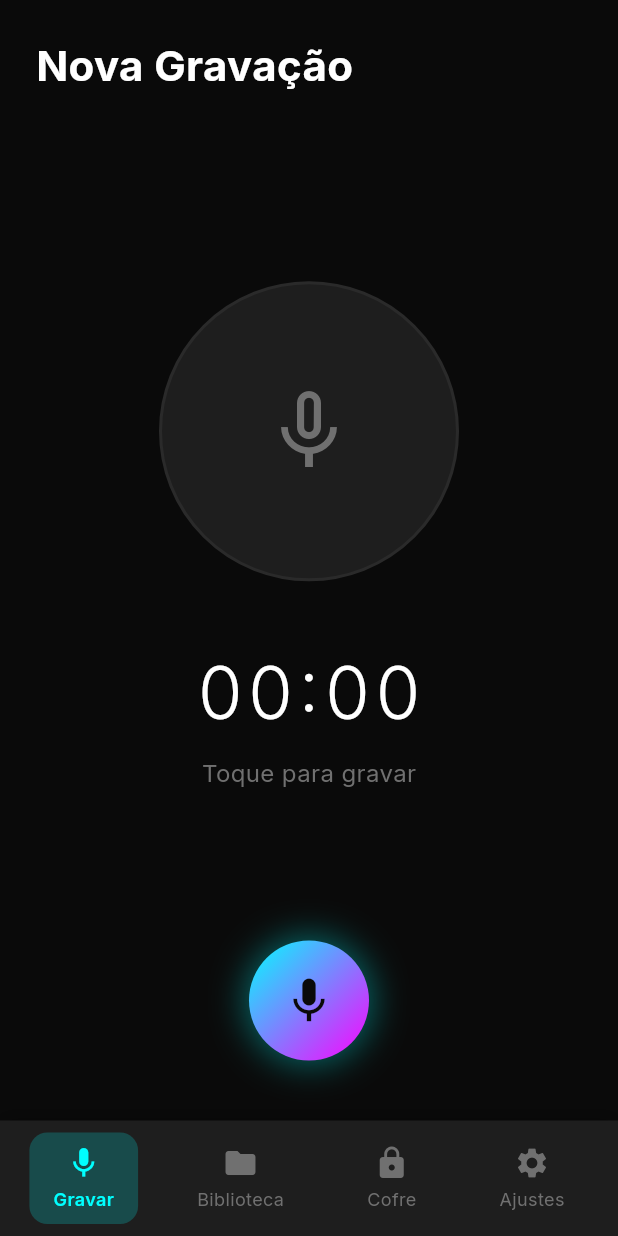
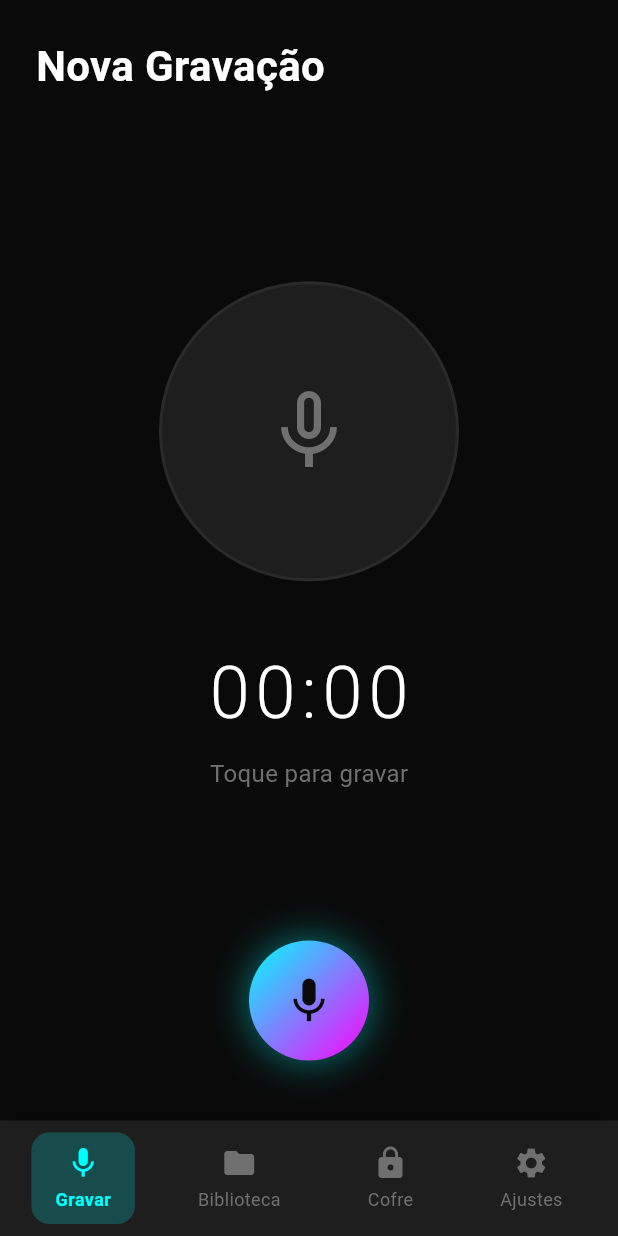
Before and after one commit to Luiqbd/PrivaVoice, a Flutter app: the screen it shows after launch, on a phone screen of 412 x 824 dp. Run offline on Flutter 3.47's test engine with Material 3 defaults, Android fonts, the phone set to English and light mode, and no system bars; our stand-ins replace equatable, flutter_bloc, flutter_secure_storage, get_it, local_auth and 2 more; missing offline and left inert: dart:ffi, encrypt, record; accounts and stored records are empty; statements that could not run were skipped.

Commit message:
fix: Remove google_fonts, use system fonts

```diff
--- a/lib/core/theme/app_theme.dart
+++ b/lib/core/theme/app_theme.dart
@@ -1,11 +1,7 @@
 import 'package:flutter/material.dart';
-import 'package:flutter/services.dart';
-import 'package:google_fonts/google_fonts.dart';
 import 'app_colors.dart';
 
 class AppTheme {
-  AppTheme._();
-
   static ThemeData get darkTheme {
     return ThemeData(
       useMaterial3: true,
@@ -15,139 +11,62 @@ class AppTheme {
       colorScheme: const ColorScheme.dark(
         primary: AppColors.primaryAccent,
         secondary: AppColors.secondaryAccent,
-        tertiary: AppColors.tertiaryAccent,
         surface: AppColors.surface,
-        error: AppColors.error,
-        onPrimary: AppColors.backgroundPrimary,
-        onSecondary: AppColors.backgroundPrimary,
-        onSurface: AppColors.textPrimary,
-        onError: AppColors.textPrimary,
       ),
-      textTheme: _textTheme,
+      fontFamily: 'Roboto',
+      textTheme: const TextTheme(
+        displayLarge: TextStyle(color: AppColors.textPrimary, fontSize: 32, fontWeight: FontWeight.bold),
+        displayMedium: TextStyle(color: AppColors.textPrimary, fontSize: 28, fontWeight: FontWeight.bold),
+        displaySmall: TextStyle(color: AppColors.textPrimary, fontSize: 24, fontWeight: FontWeight.bold),
+        headlineMedium: TextStyle(color: AppColors.textPrimary, fontSize: 20, fontWeight: FontWeight.w600),
+        headlineSmall: TextStyle(color: AppColors.textPrimary, fontSize: 18, fontWeight: FontWeight.w600),
+        titleLarge: TextStyle(color: AppColors.textPrimary, fontSize: 16, fontWeight: FontWeight.w600),
+        titleMedium: TextStyle(color: AppColors.textPrimary, fontSize: 14, fontWeight: FontWeight.w500),
+        bodyLarge: TextStyle(color: AppColors.textSecondary, fontSize: 16),
+        bodyMedium: TextStyle(color: AppColors.textSecondary, fontSize: 14),
+        bodySmall: TextStyle(color: AppColors.textSecondary, fontSize: 12),
+        labelLarge: TextStyle(color: AppColors.textPrimary, fontSize: 14, fontWeight: FontWeight.w500),
+      ),
       appBarTheme: const AppBarTheme(
         backgroundColor: AppColors.backgroundPrimary,
         elevation: 0,
-        systemOverlayStyle: SystemUiOverlayStyle.light,
+        centerTitle: true,
+        iconTheme: IconThemeData(color: AppColors.textPrimary),
         titleTextStyle: TextStyle(
           color: AppColors.textPrimary,
           fontSize: 20,
           fontWeight: FontWeight.bold,
         ),
       ),
-      bottomNavigationBarTheme: const BottomNavigationBarThemeData(
-        backgroundColor: AppColors.backgroundSecondary,
-        selectedItemColor: AppColors.primaryAccent,
-        unselectedItemColor: AppColors.textSecondary,
-        type: BottomNavigationBarType.fixed,
-        elevation: 8,
-      ),
       elevatedButtonTheme: ElevatedButtonThemeData(
         style: ElevatedButton.styleFrom(
           backgroundColor: AppColors.primaryAccent,
-          foregroundColor: AppColors.backgroundPrimary,
-          padding: const EdgeInsets.symmetric(horizontal: 24, vertical: 16),
+          foregroundColor: Colors.white,
           shape: RoundedRectangleBorder(
             borderRadius: BorderRadius.circular(12),
           ),
-          textStyle: GoogleFonts.inter(
-            fontSize: 16,
-            fontWeight: FontWeight.w600,
-          ),
+          padding: const EdgeInsets.symmetric(horizontal: 24, vertical: 12),
         ),
       ),
-      outlinedButtonTheme: OutlinedButtonThemeData(
-        style: OutlinedButton.styleFrom(
-          foregroundColor: AppColors.primaryAccent,
-          side: const BorderSide(color: AppColors.primaryAccent, width: 2),
-          padding: const EdgeInsets.symmetric(horizontal: 24, vertical: 16),
-          shape: RoundedRectangleBorder(
-            borderRadius: BorderRadius.circular(12),
-          ),
+      inputDecorationTheme: InputDecorationTheme(
+        filled: true,
+        fillColor: AppColors.surface,
+        border: OutlineInputBorder(
+          borderRadius: BorderRadius.circular(12),
+          borderSide: BorderSide.none,
         ),
+        hintStyle: const TextStyle(color: AppColors.textTertiary),
       ),
-      cardTheme: CardThemeData(
+      cardTheme: CardTheme(
         color: AppColors.surface,
-        elevation: 4,
         shape: RoundedRectangleBorder(
           borderRadius: BorderRadius.circular(16),
         ),
       ),
-      inputDecorationTheme: InputDecorationTheme(
-        filled: true,
-        fillColor: AppColors.surfaceVariant,
-        border: OutlineInputBorder(
-          borderRadius: BorderRadius.circular(12),
-          borderSide: BorderSide.none,
-        ),
-        focusedBorder: OutlineInputBorder(
-          borderRadius: BorderRadius.circular(12),
-          borderSide: const BorderSide(color: AppColors.primaryAccent, width: 2),
-        ),
-        hintStyle: GoogleFonts.inter(color: AppColors.textTertiary),
-      ),
-      iconTheme: const IconThemeData(
-        color: AppColors.textPrimary,
-      ),
-      dividerTheme: const DividerThemeData(
-        color: AppColors.surfaceVariant,
-        thickness: 1,
-      ),
-    );
-  }
-
-  static TextTheme get _textTheme {
-    return TextTheme(
-      displayLarge: GoogleFonts.inter(
-        fontSize: 32,
-        fontWeight: FontWeight.bold,
-        color: AppColors.textPrimary,
-      ),
-      displayMedium: GoogleFonts.inter(
-        fontSize: 28,
-        fontWeight: FontWeight.bold,
-        color: AppColors.textPrimary,
-      ),
-      displaySmall: GoogleFonts.inter(
-        fontSize: 24,
-        fontWeight: FontWeight.bold,
-        color: AppColors.textPrimary,
-      ),
-      headlineMedium: GoogleFonts.inter(
-        fontSize: 20,
-        fontWeight: FontWeight.w600,
-        color: AppColors.textPrimary,
-      ),
-      headlineSmall: GoogleFonts.inter(
-        fontSize: 18,
-        fontWeight: FontWeight.w600,
-        color: AppColors.textPrimary,
-      ),
-      titleLarge: GoogleFonts.inter(
-        fontSize: 16,
-        fontWeight: FontWeight.w600,
-        color: AppColors.textPrimary,
-      ),
-      titleMedium: GoogleFonts.inter(
-        fontSize: 14,
-        fontWeight: FontWeight.w500,
-        color: AppColors.textPrimary,
-      ),
-      bodyLarge: GoogleFonts.inter(
-        fontSize: 16,
-        color: AppColors.textPrimary,
-      ),
-      bodyMedium: GoogleFonts.inter(
-        fontSize: 14,
-        color: AppColors.textSecondary,
-      ),
-      bodySmall: GoogleFonts.inter(
-        fontSize: 12,
-        color: AppColors.textTertiary,
-      ),
-      labelLarge: GoogleFonts.robotoMono(
-        fontSize: 14,
-        fontWeight: FontWeight.w500,
-        color: AppColors.textPrimary,
+      bottomNavigationBarTheme: const BottomNavigationBarThemeData(
+        backgroundColor: AppColors.surface,
+        selectedItemColor: AppColors.primaryAccent,
+        unselectedItemColor: AppColors.textTertiary,
       ),
     );
   }
```
